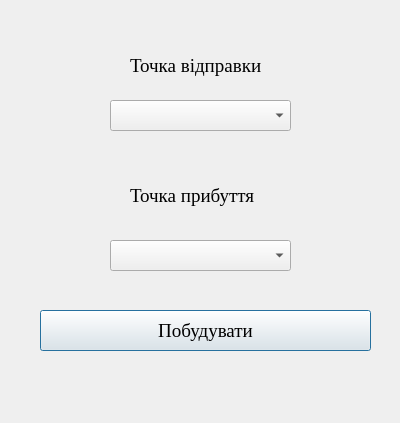
Before: the Qt Designer form MapsWay/routeconstruction.ui in MariaMihajilova/MapsWay, drawn with Qt 5.
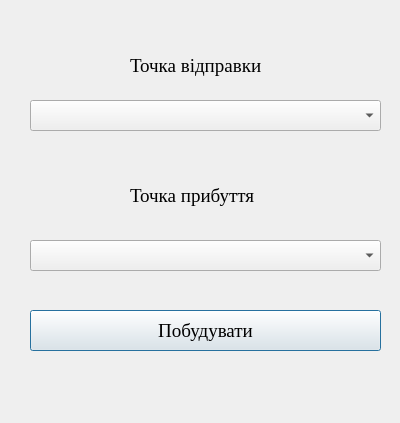
After: the same form once the commit is applied. Icons and pictures are not drawn.

What changed in the file:
```diff
--- a/MapsWay/routeconstruction.ui
+++ b/MapsWay/routeconstruction.ui
@@ -70,12 +70,18 @@
   <widget class="QComboBox" name="comboBox">
    <property name="geometry">
     <rect>
-     <x>110</x>
+     <x>30</x>
      <y>100</y>
-     <width>181</width>
+     <width>351</width>
      <height>31</height>
     </rect>
    </property>
+   <property name="font">
+    <font>
+     <family>Times New Roman</family>
+     <pointsize>14</pointsize>
+    </font>
+   </property>
    <property name="currentText">
     <string/>
    </property>
@@ -184,12 +190,18 @@
   <widget class="QComboBox" name="comboBox_2">
    <property name="geometry">
     <rect>
-     <x>110</x>
+     <x>30</x>
      <y>240</y>
-     <width>181</width>
+     <width>351</width>
      <height>31</height>
     </rect>
    </property>
+   <property name="font">
+    <font>
+     <family>Times New Roman</family>
+     <pointsize>14</pointsize>
+    </font>
+   </property>
    <property name="currentIndex">
     <number>-1</number>
    </property>
@@ -295,9 +307,9 @@
   <widget class="QPushButton" name="pushButton">
    <property name="geometry">
     <rect>
-     <x>40</x>
+     <x>30</x>
      <y>310</y>
-     <width>331</width>
+     <width>351</width>
      <height>41</height>
     </rect>
    </property>
```
Left out of the diff: 76 changed lines with no effect on the pictures.
